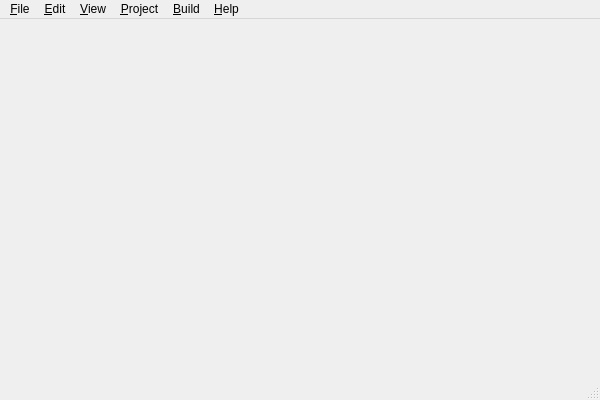
Before: the Qt Designer form mainwindow.ui in nghack/chmcreator, drawn with Qt 5.
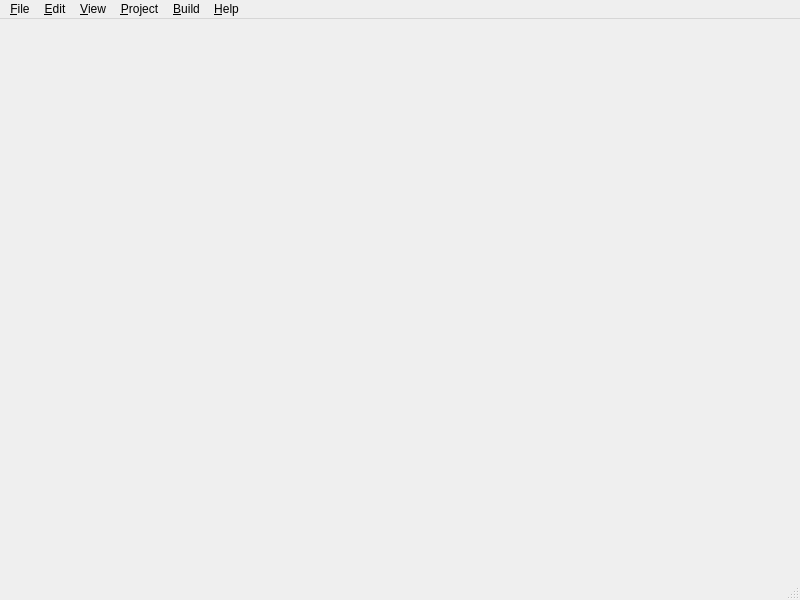
After: the same form once the commit is applied. Icons and pictures are not drawn.

What changed in the file:
```diff
--- a/mainwindow.ui
+++ b/mainwindow.ui
@@ -6,8 +6,8 @@
    <rect>
     <x>0</x>
     <y>0</y>
-    <width>600</width>
-    <height>400</height>
+    <width>800</width>
+    <height>600</height>
    </rect>
   </property>
   <property name="windowTitle">
@@ -23,8 +23,8 @@
     <rect>
      <x>0</x>
      <y>0</y>
-     <width>600</width>
-     <height>18</height>
+     <width>800</width>
+     <height>19</height>
     </rect>
    </property>
    <widget class="QMenu" name="menu_File">
```
